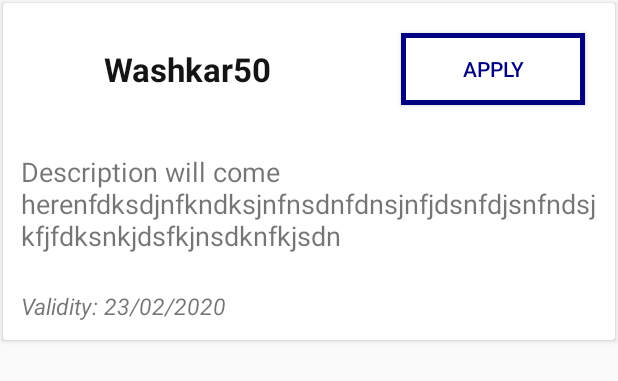
After one commit to jainmihir26/LaundryHomeApp, an Android app: the layout card_promotion.xml on its own in the app's theme, with its tools: preview values and no code run, on a phone screen of 412 x 824 dp. The commit adds this screen. Shown: the top 381 px of the screen. Run offline under Robolectric (Android 15) with nearby library versions, the phone set to English and light mode, and no system bars; network calls fail.

Commit message:
This is branch 10

```diff
--- a/app/src/main/AndroidManifest.xml
+++ b/app/src/main/AndroidManifest.xml
@@ -16,7 +16,8 @@
         android:supportsRtl="true"
         android:theme="@style/AppTheme"
         android:usesCleartextTraffic="true">
-        <activity android:name=".Activities.EnterOtp"></activity>
+        <activity android:name=".Activities.ApplyPromotionActivity"></activity>
+        <activity android:name=".Activities.EnterOtp" />
         <activity android:name=".Activities.ChangePhoneNumberActivity" />
         <activity android:name=".Activities.EditAccountActivity" />
         <activity android:name=".Activities.ForgotPasswordActivity" />
--- a/app/src/main/java/com/example/stet/Activities/ClothSelectActivity.java
+++ b/app/src/main/java/com/example/stet/Activities/ClothSelectActivity.java
@@ -41,13 +41,12 @@ import java.util.HashMap;
 import java.util.Map;
 
 public class ClothSelectActivity extends AppCompatActivity  implements TopFragment.TotalChangeTop, BottomFragment.TotalChangeBottom, HouseholdFragment.TotalChangeHousehold, DressFragment.TotalChangeDress {
-
-
     private TabLayout tabLayout;
     private ViewPager viewPager;
     private SwipeAdapter swipeAdapter;
     TextView quantity_wash_fold,amount_wash_fold;
     private Button mNext,mAddToCart;
+
     @Override
     protected void onCreate(Bundle savedInstanceState) {
         super.onCreate(savedInstanceState);
--- a/app/src/main/java/com/example/stet/Fragment/OfferFragment.java
+++ b/app/src/main/java/com/example/stet/Fragment/OfferFragment.java
@@ -152,7 +152,7 @@ public class OfferFragment extends Fragment {
 
 
 
-    void parseData(String response){
+    private void parseData(String response){
 
         JSONObject jsonObject = null;
         try {
--- a/app/src/main/java/com/example/stet/Helper/Urls.java
+++ b/app/src/main/java/com/example/stet/Helper/Urls.java
@@ -2,7 +2,7 @@ package com.example.stet.Helper;
 
 public class Urls {
     //final  public static String mainUrl="http://192.168.0.107:8001/apis/";
-    final  public static String mainUrl="https://mylastdemo.herokuapp.com/apis/";
+    private final static String mainUrl="http://192.168.0.102:8000/apis/";
     final public static String urlLogin = mainUrl+"login/";
     final public static String mapsUrl=mainUrl+"add_address/";
     final public static String verifyOtpUrl=mainUrl+"verify_otp/";
@@ -22,4 +22,5 @@ public class Urls {
     public static String PaymentConf=mainUrl+"payment_status_by_api/";
     public static String otpForUpdatePhone=mainUrl+"otp_for_update_phone/";
     public static String updatePhoneNo=mainUrl+"update_phone_no/";
+
 }
--- a/app/src/main/java/com/example/stet/Models/DataPromotion.java
+++ b/app/src/main/java/com/example/stet/Models/DataPromotion.java
@@ -12,15 +12,15 @@ public class DataPromotion {
         this.title = title;
         this.date_expire = date_expire;
         this.code = code;
+
     }
 
     public int getId(){
         return id;
     }
 
-    public String getTitle(){
-        return title;
-    }
+    public String getTitle()
+    { return title; }
 
     public  String getDate(){
         return date_expire;
--- /dev/null
+++ b/app/src/main/res/layout/card_promotion.xml
@@ -0,0 +1,72 @@
+<?xml version="1.0" encoding="utf-8"?>
+
+<androidx.cardview.widget.CardView xmlns:app="http://schemas.android.com/apk/res-auto"
+    xmlns:android="http://schemas.android.com/apk/res/android"
+    android:orientation="vertical"
+    android:layout_width="match_parent"
+    android:layout_height="wrap_content"
+    android:layout_marginLeft="5dp"
+    android:layout_marginRight="5dp"
+    android:padding="10dp"
+    android:layout_margin="2dp"
+    app:cardElevation="2dp"
+    android:layout_marginTop="5dp"
+    android:layout_marginBottom="5dp"
+    >
+    <LinearLayout
+        android:layout_width="match_parent"
+        android:layout_height="match_parent"
+        android:orientation="vertical"
+        android:weightSum="5"
+        >
+        <LinearLayout android:layout_height="wrap_content"
+            android:layout_width="match_parent"
+            android:orientation="horizontal"
+            android:layout_weight="2"
+            android:weightSum="3"
+            >
+            <TextView android:layout_height="match_parent"
+                android:layout_width="0dp"
+                android:id="@+id/title_ApplyPromotionId"
+                android:layout_weight="2"
+                android:text="Washkar50"
+                android:textColor="@color/black"
+                android:textStyle="bold"
+                android:textSize="22sp"
+                android:gravity="center"
+                />
+            <Button android:layout_height="match_parent"
+                android:layout_width="0dp"
+                android:id="@+id/apply_buttonId"
+                android:layout_weight="1"
+                android:background="@drawable/button_shape"
+                android:layout_margin="20dp"
+                android:text="Apply"
+                android:textColor="@color/blue_navy"
+                />
+        </LinearLayout>
+        <TextView android:layout_height="wrap_content"
+            android:layout_width="match_parent"
+            android:id="@+id/description_ApplyPromotionId"
+            android:text="Description will come herenfdksdjnfkndksjnfnsdnfdnsjnfjdsnfdjsnfndsjkfjfdksnkjdsfkjnsdknfkjsdn"
+            android:layout_weight="2.5"
+            android:textSize="18sp"
+            android:layout_margin="10dp"
+            android:padding="2dp"
+
+            />
+        <TextView android:layout_height="wrap_content"
+            android:layout_width="match_parent"
+            android:id="@+id/validity_ApplyPromotionId"
+            android:text="Validity: 23/02/2020"
+            android:layout_weight="0.5"
+            android:textSize="15sp"
+            android:layout_margin="10dp"
+            android:padding="2dp"
+            android:textStyle="italic"
+            android:paddingLeft="2dp"
+            />
+
+
+    </LinearLayout>
+</androidx.cardview.widget.CardView>
```
Also changed, not shown: app/src/main/java/com/example/stet/Activities/ApplyPromotionActivity.java (added, +156 -0 lines), app/src/main/java/com/example/stet/Activities/Order.java (+10 -0 lines), app/src/main/java/com/example/stet/Models/OfferData.java (added, +38 -0 lines), app/src/main/res/layout/activity_apply_promotion.xml (added, +28 -0 lines), app/src/main/java/com/example/stet/Activities/LoginActivity.java (line endings or trailing spaces).
